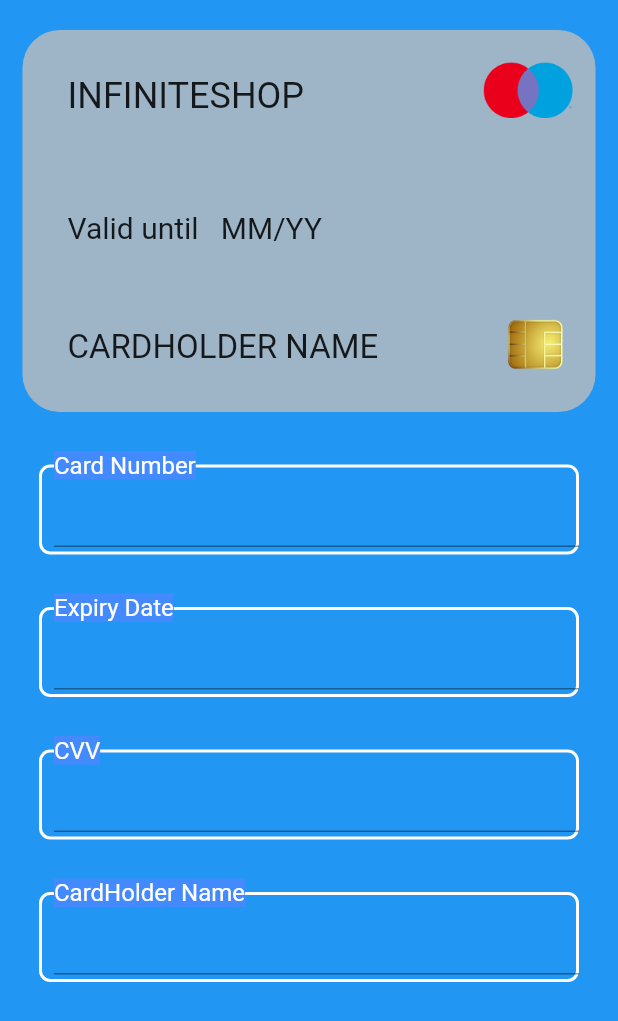
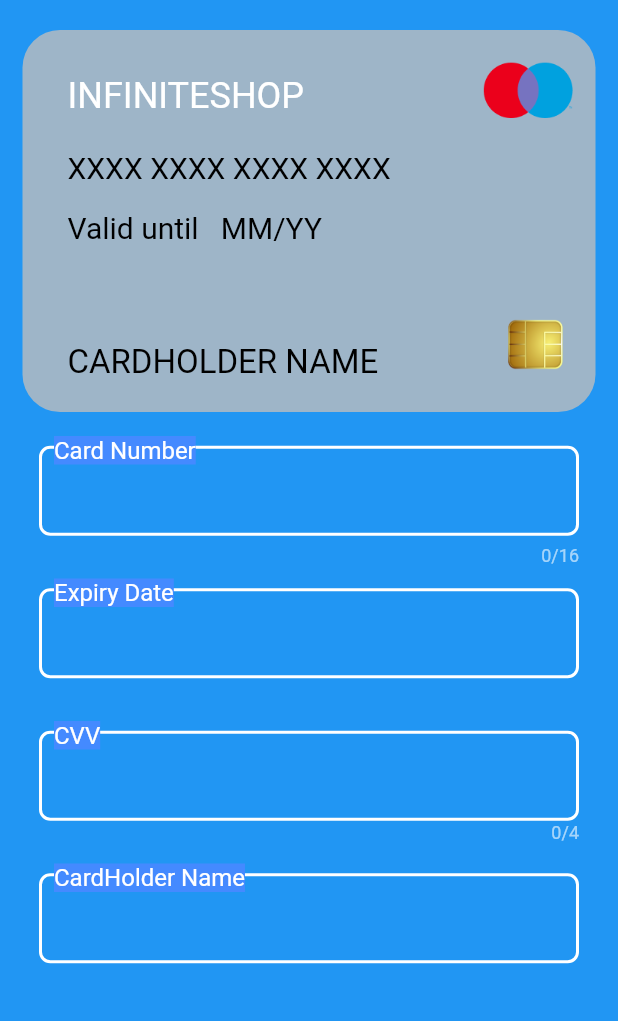
Before and after one commit to devenderbutani21/challenge-4, a Flutter app: the screen it shows after launch, on a phone screen of 412 x 824 dp. Shown: the top 1021 px of the screen. Run offline on Flutter 3.47's test engine with Material 2 defaults, Android fonts, the phone set to English and light mode, and no system bars; drawn by our look-alikes of flip_card; missing offline and left inert: flutter_rounded_date_picker.

Commit message:
Small Changes to the design

```diff
--- a/lib/custom_container.dart
+++ b/lib/custom_container.dart
@@ -11,7 +11,7 @@ class CustomContainer extends StatelessWidget {
     return Stack(
       children: <Widget>[
         Positioned(
-          bottom: 0,
+          bottom: 17.5,
           child: Container(
             width: 360,
             height: 60,
@@ -23,7 +23,7 @@ class CustomContainer extends StatelessWidget {
         ),
         Positioned(
           left: 10,
-          bottom: 50,
+          bottom: 65,
           child: Container(
             color: Colors.blueAccent,
             child: Text(
--- a/lib/main.dart
+++ b/lib/main.dart
@@ -1,5 +1,8 @@
+import 'package:flutter/cupertino.dart';
 import 'package:flutter/material.dart';
 import 'package:flip_card/flip_card.dart';
+import 'package:flutter_rounded_date_picker/rounded_picker.dart';
+import 'package:flutter_localizations/flutter_localizations.dart';
 
 import 'custom_container.dart';
 
@@ -10,8 +13,15 @@ class MyApp extends StatelessWidget {
   Widget build(BuildContext context) {
     return MaterialApp(
       debugShowCheckedModeBanner: false,
+      localizationsDelegates: [
+        GlobalMaterialLocalizations.delegate,
+        GlobalWidgetsLocalizations.delegate,
+      ],
+      supportedLocales: [
+        const Locale('en', 'US'), // English
+      ],
       title: 'Payment Card',
-      theme: ThemeData.light(),
+      theme: ThemeData.dark(),
       home: HomePage(),
     );
   }
@@ -59,6 +69,20 @@ class _HomePageState extends State<HomePage> {
         elevation: 0.0,
         backgroundColor: Color(0x00FFFFFF),
       ),
+    );
+  }
+
+  datePicker() {
+    return CupertinoRoundedDatePicker.show(
+      context,
+      fontFamily: "Mali",
+      textColor: Colors.white,
+      background: Colors.red[300],
+      borderRadius: 16,
+      initialDatePickerMode: CupertinoDatePickerMode.date,
+      onDateTimeChanged: (newDateTime) {
+        //
+      },
     );
   }
 
@@ -113,9 +137,12 @@ class _HomePageState extends State<HomePage> {
                 left: 30,
                 child: Text(
 //                  'XXXX XXXX XXXX XXXX',
-                  cardNoController.text,
+                  cardNoController.text.isEmpty
+                      ? 'XXXX XXXX XXXX XXXX'
+                      : cardNoController.text,
                   style: TextStyle(
                     fontSize: 20,
+                    color: Colors.black,
                   ),
                 ),
               ),
@@ -126,16 +153,18 @@ class _HomePageState extends State<HomePage> {
                   'Valid until   MM/YY',
                   style: TextStyle(
                     fontSize: 20,
+                    color: Colors.black,
                   ),
                 ),
               ),
               Positioned(
-                bottom: 30,
+                bottom: 20,
                 left: 30,
                 child: Text(
                   'CARDHOLDER NAME',
                   style: TextStyle(
                     fontSize: 22,
+                    color: Colors.black,
                   ),
                 ),
               ),
@@ -207,6 +236,7 @@ class _HomePageState extends State<HomePage> {
     Size deviceSize = MediaQuery.of(context).size;
     return SafeArea(
       child: Scaffold(
+        resizeToAvoidBottomInset: false,
         body: SingleChildScrollView(
           child: Container(
             color: Colors.blue,
@@ -225,6 +255,9 @@ class _HomePageState extends State<HomePage> {
                   child: SingleChildScrollView(
                     child: Column(
                       children: <Widget>[
+                        SizedBox(
+                          height: 10,
+                        ),
                         CustomContainer(
                           labelText: 'Card Number',
                           childWidget: Container(
@@ -233,12 +266,18 @@ class _HomePageState extends State<HomePage> {
                             margin: EdgeInsets.only(
                               top: 30,
                               left: 10,
-                              bottom: 5,
+                              bottom: 0,
                             ),
                             child: TextField(
                               controller: cardNoController,
+                              decoration: InputDecoration(
+                                border: InputBorder.none,
+                                disabledBorder: InputBorder.none,
+                              ),
+                              maxLength: 16,
                               style: TextStyle(
-                                fontSize: 40.0,
+                                fontSize: 36.0,
+                                color: Colors.white,
                               ),
                             ),
                           ),
@@ -254,9 +293,14 @@ class _HomePageState extends State<HomePage> {
                               bottom: 5,
                             ),
                             child: TextField(
-                              controller: cardNoController,
+                              controller: expDateController,
+                              decoration: InputDecoration(
+                                border: InputBorder.none,
+                                disabledBorder: InputBorder.none,
+                              ),
                               style: TextStyle(
-                                fontSize: 40.0,
+                                fontSize: 36.0,
+                                color: Colors.white,
                               ),
                             ),
                           ),
@@ -272,9 +316,15 @@ class _HomePageState extends State<HomePage> {
                               bottom: 5,
                             ),
                             child: TextField(
-                              controller: cardNoController,
+                              controller: cvvController,
+                              decoration: InputDecoration(
+                                border: InputBorder.none,
+                                disabledBorder: InputBorder.none,
+                              ),
+                              maxLength: 4,
                               style: TextStyle(
-                                fontSize: 40.0,
+                                fontSize: 36.0,
+                                color: Colors.white,
                               ),
                             ),
                           ),
@@ -290,13 +340,27 @@ class _HomePageState extends State<HomePage> {
                               bottom: 5,
                             ),
                             child: TextField(
-                              controller: cardNoController,
+                              controller: cardHolderNameController,
+                              decoration: InputDecoration(
+                                border: InputBorder.none,
+                                disabledBorder: InputBorder.none,
+                              ),
                               style: TextStyle(
-                                fontSize: 40.0,
+                                fontSize: 36.0,
+                                color: Colors.white,
                               ),
                             ),
                           ),
                         ),
+//                        Container(
+//                          height: 50,
+//                          width: 50,
+//                          color: Colors.white,
+//                          child: AnimatedIcon(
+//                            icon: AnimatedIcons.arrow_menu,
+//                            progress: Animation(1),
+//                          ),
+//                        ),
                       ],
                     ),
                   ),
--- a/pubspec.yaml
+++ b/pubspec.yaml
@@ -23,6 +23,8 @@ environment:
 dependencies:
   flutter:
     sdk: flutter
+  flutter_localizations:
+    sdk: flutter
 
 
   # The following adds the Cupertino Icons font to your application.
@@ -30,6 +32,7 @@ dependencies:
   cupertino_icons: ^0.1.3
   awesome_card: ^1.1.0
   flip_card: ^0.4.4
+  flutter_rounded_date_picker: ^1.0.4
 
 dev_dependencies:
   flutter_test:
```
Also changed, not shown: pubspec.lock.
